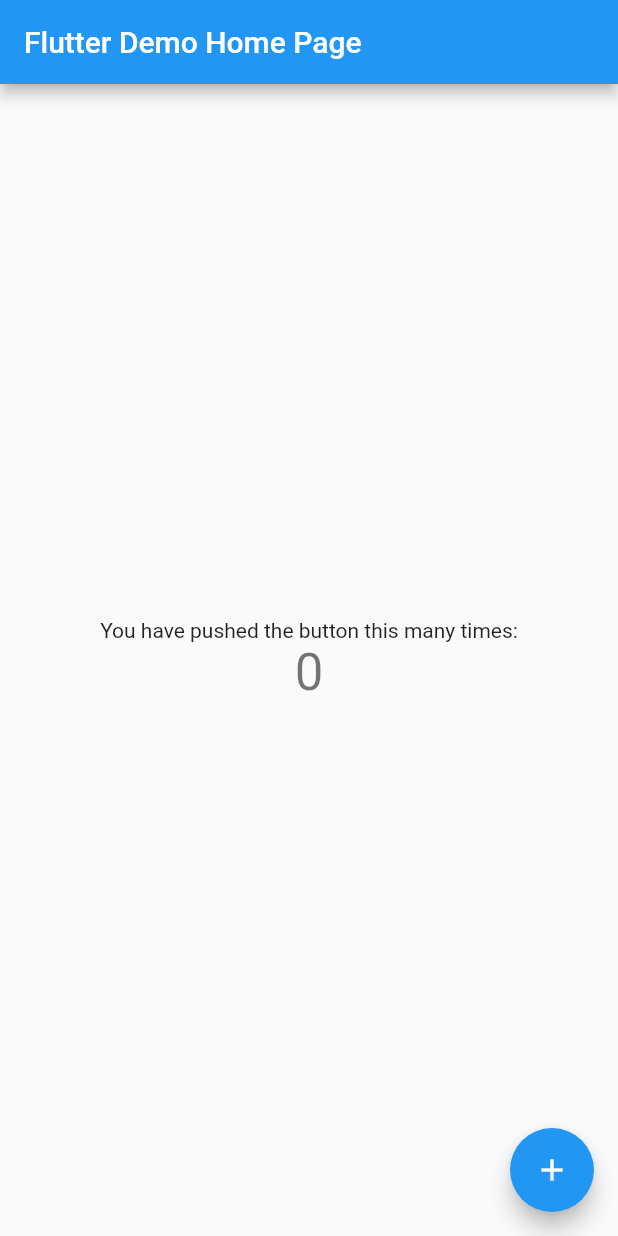
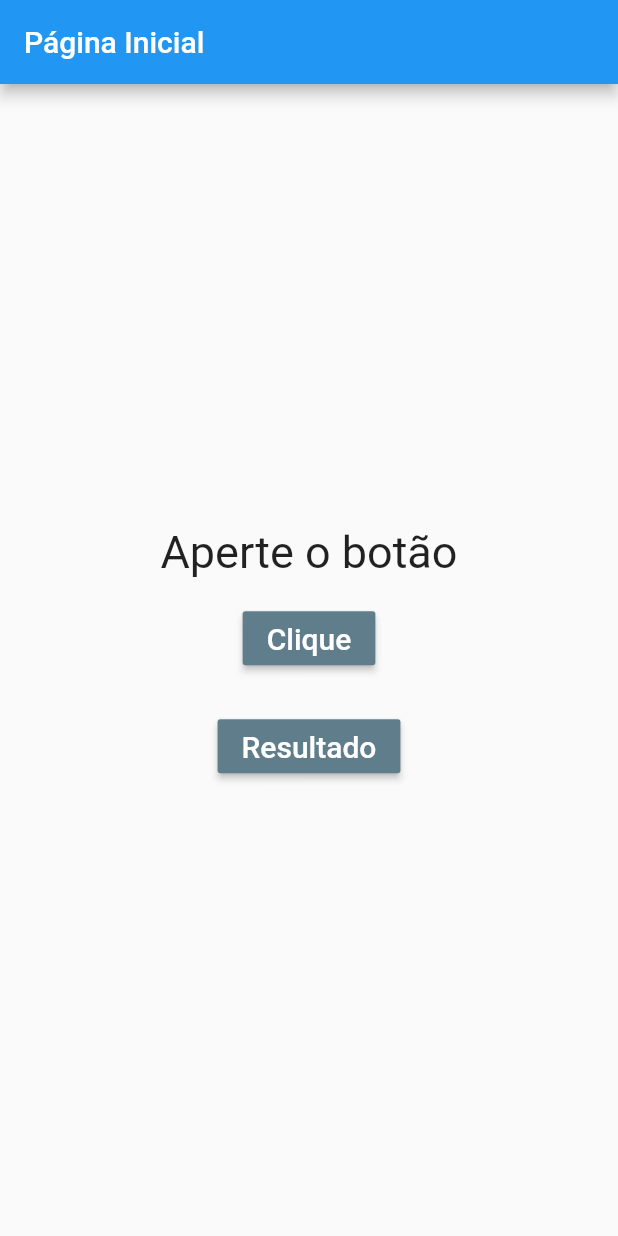
Before and after one commit to isadoratavare/projetoFlutterDSI, a Flutter app: the screen it shows after launch, on a phone screen of 412 x 824 dp. Run offline on Flutter 3.47's test engine with Material 2 defaults, Android fonts, the phone set to English and light mode, and no system bars.

Commit message:
Entrega da atividade1

```diff
--- a/projectdefault/lib/main.dart
+++ b/projectdefault/lib/main.dart
@@ -9,105 +9,105 @@
   @override
   Widget build(BuildContext context) {
     return MaterialApp(
-      title: 'Flutter Demo',
+      title: 'Contador',
       theme: ThemeData(
-        // This is the theme of your application.
-        //
-        // Try running your application with "flutter run". You'll see the
-        // application has a blue toolbar. Then, without quitting the app, try
-        // changing the primarySwatch below to Colors.green and then invoke
-        // "hot reload" (press "r" in the console where you ran "flutter run",
-        // or simply save your changes to "hot reload" in a Flutter IDE).
-        // Notice that the counter didn't reset back to zero; the application
-        // is not restarted.
         primarySwatch: Colors.blue,
       ),
-      home: MyHomePage(title: 'Flutter Demo Home Page'),
+      home: Home(),
+      //MyHomePage(title: 'Contador'),
     );
   }
 }
 
+class Home extends StatelessWidget {
+  int counter = 0;
+
+  @override
+  Widget build(BuildContext context) {
+    return Scaffold(
+      appBar: AppBar(
+        title: Text('Página Inicial'),
+      ),
+      body: Center(
+        child: Column(
+          mainAxisAlignment: MainAxisAlignment.center,
+          children: <Widget>[
+            Text(
+              'Aperte o botão',
+              style: TextStyle(fontSize: 30),
+            ),
+            Column(children: [
+              Padding(
+                  padding: EdgeInsets.all(16.0),
+                  child: RaisedButton(
+                      child: Text(
+                        "Clique",
+                        style: TextStyle(fontSize: 20),
+                      ),
+                      onPressed: incrementCounter,
+                      color: Colors.blueGrey,
+                      textColor: Colors.white))
+            ]),
+            Column(children: [
+              Padding(
+                  padding: EdgeInsets.all(8.0),
+                  child: RaisedButton(
+                      child: Text(
+                        "Resultado",
+                        style: TextStyle(fontSize: 20),
+                      ),
+                      onPressed: () {
+                        Navigator.push(
+                          context,
+                          MaterialPageRoute(
+                              builder: (context) => MyHomePage(counter)),
+                        );
+                      },
+                      color: Colors.blueGrey,
+                      textColor: Colors.white))
+            ])
+          ],
+        ),
+      ),
+    );
+  }
+
+  void incrementCounter() {
+    counter++;
+  }
+}
+
 class MyHomePage extends StatefulWidget {
-  MyHomePage({Key key, this.title}) : super(key: key);
-
-  // This widget is the home page of your application. It is stateful, meaning
-  // that it has a State object (defined below) that contains fields that affect
-  // how it looks.
-
-  // This class is the configuration for the state. It holds the values (in this
-  // case the title) provided by the parent (in this case the App widget) and
-  // used by the build method of the State. Fields in a Widget subclass are
-  // always marked "final".
-
-  final String title;
+  final int counter;
+  const MyHomePage(int counter) : counter = counter;
 
   @override
   _MyHomePageState createState() => _MyHomePageState();
 }
 
 class _MyHomePageState extends State<MyHomePage> {
-  int _counter = 0;
-
-  void _incrementCounter() {
-    setState(() {
-      // This call to setState tells the Flutter framework that something has
-      // changed in this State, which causes it to rerun the build method below
-      // so that the display can reflect the updated values. If we changed
-      // _counter without calling setState(), then the build method would not be
-      // called again, and so nothing would appear to happen.
-      _counter++;
-    });
-  }
+  get result => widget.counter;
 
   @override
   Widget build(BuildContext context) {
-    // This method is rerun every time setState is called, for instance as done
-    // by the _incrementCounter method above.
-    //
-    // The Flutter framework has been optimized to make rerunning build methods
-    // fast, so that you can just rebuild anything that needs updating rather
-    // than having to individually change instances of widgets.
     return Scaffold(
       appBar: AppBar(
-        // Here we take the value from the MyHomePage object that was created by
-        // the App.build method, and use it to set our appbar title.
-        title: Text(widget.title),
+        title: Text('Resultado'),
       ),
       body: Center(
-        // Center is a layout widget. It takes a single child and positions it
-        // in the middle of the parent.
         child: Column(
-          // Column is also a layout widget. It takes a list of children and
-          // arranges them vertically. By default, it sizes itself to fit its
-          // children horizontally, and tries to be as tall as its parent.
-          //
-          // Invoke "debug painting" (press "p" in the console, choose the
-          // "Toggle Debug Paint" action from the Flutter Inspector in Android
-          // Studio, or the "Toggle Debug Paint" command in Visual Studio Code)
-          // to see the wireframe for each widget.
-          //
-          // Column has various properties to control how it sizes itself and
-          // how it positions its children. Here we use mainAxisAlignment to
-          // center the children vertically; the main axis here is the vertical
-          // axis because Columns are vertical (the cross axis would be
-          // horizontal).
           mainAxisAlignment: MainAxisAlignment.center,
           children: <Widget>[
             Text(
-              'You have pushed the button this many times:',
+              'Você apertou ',
             ),
             Text(
-              '$_counter',
+              '$result vezes',
               style: Theme.of(context).textTheme.headline4,
             ),
           ],
         ),
       ),
-      floatingActionButton: FloatingActionButton(
-        onPressed: _incrementCounter,
-        tooltip: 'Increment',
-        child: Icon(Icons.add),
-      ), // This trailing comma makes auto-formatting nicer for build methods.
     );
   }
 }
```
